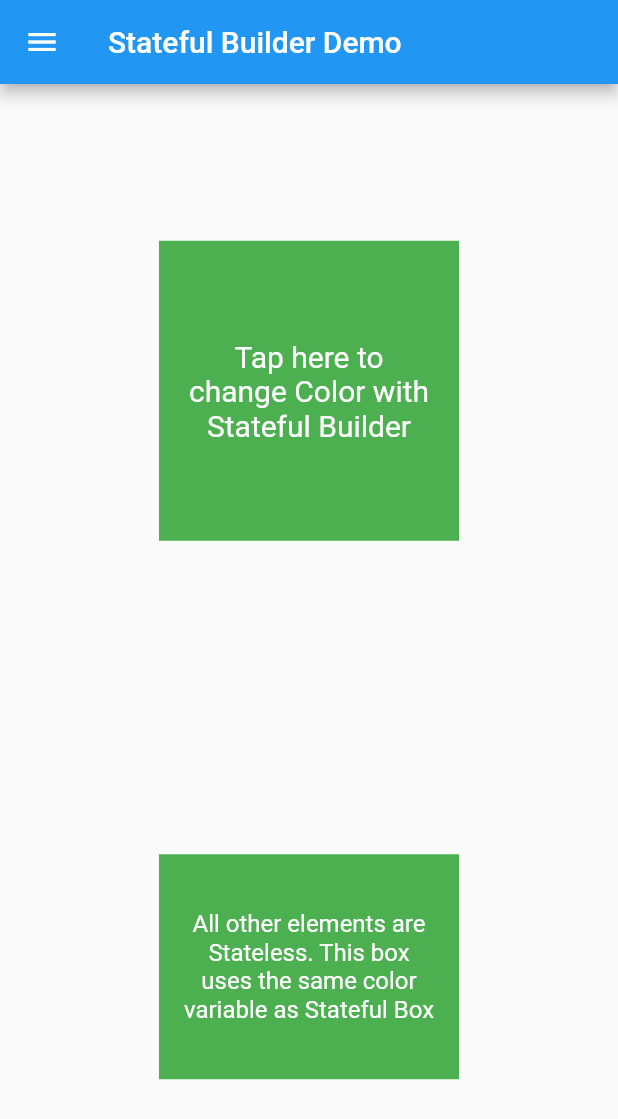
After one commit to sssloba/flutter-widgets-demo, a Flutter app: the StatefulBuilderDemo screen opened directly, on a phone screen of 412 x 824 dp. The commit adds this screen. Shown: the top 1119 px of the screen. Run offline on Flutter 3.47's test engine with Material 2 defaults, Android fonts, the phone set to English and light mode, and no system bars.

Commit message:
stateful-builder-demo

```diff
--- /dev/null
+++ b/lib/screens/stateful_builder_demo.dart
@@ -0,0 +1,68 @@
+import 'dart:math';
+
+import 'package:flutter/material.dart';
+import 'package:flutter_widgets_demo/widgets/app_drawer.dart';
+
+class StatefulBuilderDemo extends StatelessWidget {
+  const StatefulBuilderDemo({Key? key}) : super(key: key);
+
+  @override
+  Widget build(BuildContext context) {
+    Color demoColor = Colors.green;
+    return Scaffold(
+      appBar: AppBar(
+        title: const Text('Stateful Builder Demo'),
+      ),
+      drawer: const AppDrawer(),
+      body: Center(
+        child:
+            Column(mainAxisAlignment: MainAxisAlignment.spaceAround, children: [
+          StatefulBuilder(
+            builder: (context, setState) {
+              return GestureDetector(
+                onTap: () => setState(() {
+                  demoColor = Color.fromARGB(
+                    255,
+                    Random().nextInt(255),
+                    Random().nextInt(255),
+                    Random().nextInt(255),
+                  );
+                }),
+                child: Container(
+                  height: 200.0,
+                  width: 200.0,
+                  color: demoColor,
+                  child: const Center(
+                    child: Padding(
+                      padding: EdgeInsets.all(16.0),
+                      child: Text(
+                        'Tap here to change Color with Stateful Builder',
+                        textAlign: TextAlign.center,
+                        style: TextStyle(color: Colors.white, fontSize: 20.0),
+                      ),
+                    ),
+                  ),
+                ),
+              );
+            },
+          ),
+          Container(
+            height: 150.0,
+            width: 200.0,
+            color: demoColor,
+            child: const Center(
+              child: Padding(
+                padding: EdgeInsets.all(16.0),
+                child: Text(
+                  'All other elements are Stateless. This box uses the same color variable as Stateful Box',
+                  textAlign: TextAlign.center,
+                  style: TextStyle(color: Colors.white, fontSize: 16.0),
+                ),
+              ),
+            ),
+          ),
+        ]),
+      ),
+    );
+  }
+}
--- a/lib/widgets/app_drawer.dart
+++ b/lib/widgets/app_drawer.dart
@@ -5,6 +5,7 @@ import 'package:flutter_widgets_demo/screens/draggables.dart';
 import 'package:flutter_widgets_demo/screens/home_page.dart';
 import 'package:flutter_widgets_demo/screens/reorderables.dart';
 import 'package:flutter_widgets_demo/screens/slivers.dart';
+import 'package:flutter_widgets_demo/screens/stateful_builder_demo.dart';
 import 'package:flutter_widgets_demo/screens/steppers.dart';
 import 'package:flutter_widgets_demo/widgets/drawer_tile.dart';
 
@@ -24,6 +25,7 @@ class AppDrawer extends StatelessWidget {
           DrawerTile('Reorderable List', Reorderables()),
           DrawerTile('Colored title', ColoredBox(color: Colors.green)),
           DrawerTile('Callback Text', CallbackTextFirst()),
+          DrawerTile('Stateful Builder Demo', StatefulBuilderDemo()),
         ],
       ),
     );
```
